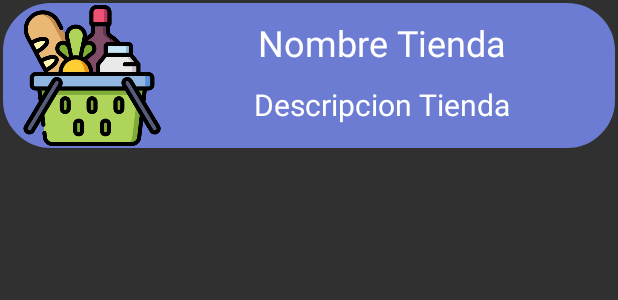
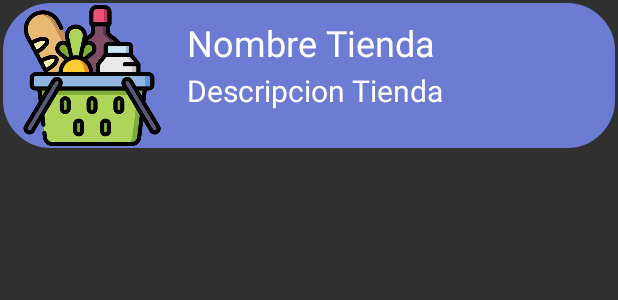
Before and after one commit to franciscoJMP/AplicacionTiendasCliente, an Android app: the layout item_tiendas.xml on its own in the app's theme, with its tools: preview values and no code run, on a phone screen of 412 x 824 dp. Shown: the top 300 px of the screen. Run offline under Robolectric (Android 15) with nearby library versions, the phone set to English and light mode, and no system bars; network calls fail; Roboto replaces fonts that are not available here.

Commit message:
Version 1.0.2

```diff
--- a/app/src/main/res/layout/item_tiendas.xml
+++ b/app/src/main/res/layout/item_tiendas.xml
@@ -30,30 +30,27 @@
         android:id="@+id/nombreTienda"
         android:layout_width="wrap_content"
         android:layout_height="wrap_content"
+        android:layout_marginStart="5dp"
+        android:layout_marginLeft="5dp"
         android:layout_marginTop="10sp"
-        android:layout_marginEnd="20sp"
-        android:layout_marginRight="20sp"
         android:fontFamily="@font/aldrich"
         android:text="Nombre Tienda"
         android:textColor="#FFFFFF"
         android:textSize="24dp"
-        app:layout_constraintEnd_toEndOf="parent"
         app:layout_constraintStart_toEndOf="@+id/imageView3"
         app:layout_constraintTop_toTopOf="parent" />
 
     <TextView
         android:id="@+id/descripcionTienda"
-        android:layout_width="wrap_content"
-        android:layout_height="wrap_content"
-        android:layout_marginEnd="20sp"
-        android:layout_marginRight="20sp"
-        android:layout_marginBottom="4dp"
+        android:layout_width="260dp"
+        android:layout_height="49dp"
+        android:layout_marginStart="5dp"
+        android:layout_marginLeft="5dp"
+        android:layout_marginTop="2dp"
         android:fontFamily="@font/aldrich"
         android:text="Descripcion Tienda"
         android:textColor="#FFFFFF"
         android:textSize="20sp"
-        app:layout_constraintBottom_toBottomOf="parent"
-        app:layout_constraintEnd_toEndOf="parent"
         app:layout_constraintStart_toEndOf="@+id/imageView3"
         app:layout_constraintTop_toBottomOf="@+id/nombreTienda" />
 </androidx.constraintlayout.widget.ConstraintLayout>
```
